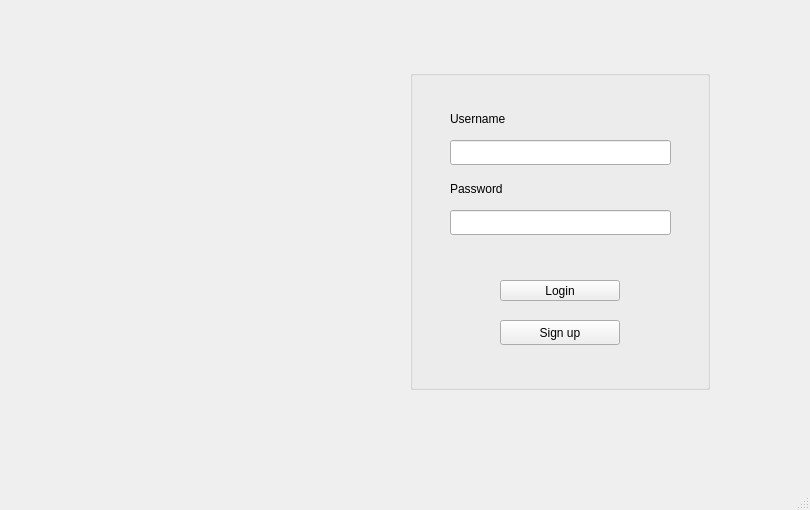
The window that updated_code_2/PPWProj/loginwindow.ui (atdh/individual_project_db_3010) describes before a commit, drawn with Qt 5.
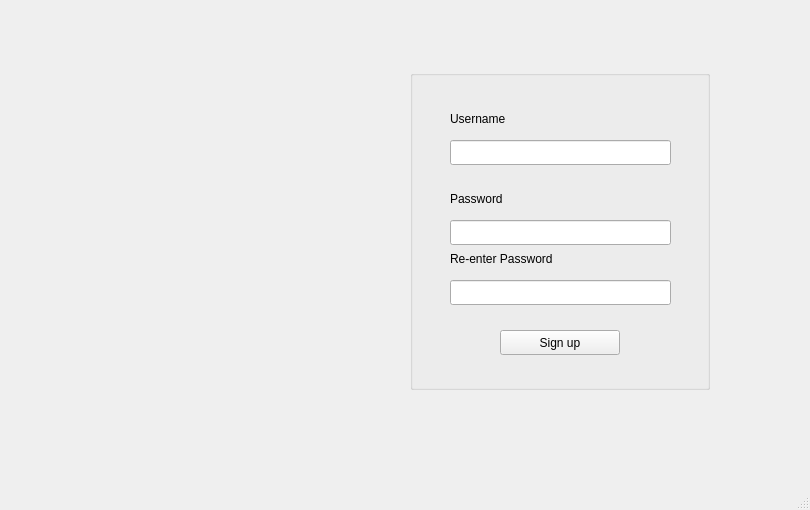
The same window after the commit. Icons and pictures are not drawn.

```diff
--- a/updated_code_2/PPWProj/loginwindow.ui
+++ b/updated_code_2/PPWProj/loginwindow.ui
@@ -43,7 +43,7 @@
      <property name="geometry">
       <rect>
        <x>40</x>
-       <y>110</y>
+       <y>120</y>
        <width>67</width>
        <height>17</height>
       </rect>
@@ -68,7 +68,7 @@
        <x>90</x>
        <y>210</y>
        <width>120</width>
-       <height>21</height>
+       <height>25</height>
       </rect>
      </property>
      <property name="text">
@@ -79,7 +79,7 @@
      <property name="geometry">
       <rect>
        <x>40</x>
-       <y>140</y>
+       <y>150</y>
        <width>221</width>
        <height>25</height>
       </rect>
@@ -89,7 +89,7 @@
      <property name="geometry">
       <rect>
        <x>90</x>
-       <y>250</y>
+       <y>260</y>
        <width>120</width>
        <height>25</height>
       </rect>
@@ -98,6 +98,29 @@
       <string>Sign up</string>
      </property>
     </widget>
+    <widget class="QLabel" name="label_password_2">
+     <property name="geometry">
+      <rect>
+       <x>40</x>
+       <y>180</y>
+       <width>161</width>
+       <height>17</height>
+      </rect>
+     </property>
+     <property name="text">
+      <string>Re-enter Password</string>
+     </property>
+    </widget>
+    <widget class="QLineEdit" name="lineEdit_password_2">
+     <property name="geometry">
+      <rect>
+       <x>40</x>
+       <y>210</y>
+       <width>221</width>
+       <height>25</height>
+      </rect>
+     </property>
+    </widget>
    </widget>
    <widget class="QLabel" name="label">
     <property name="geometry">
```
Left out of the diff: 27 changed lines with no effect on the pictures.
